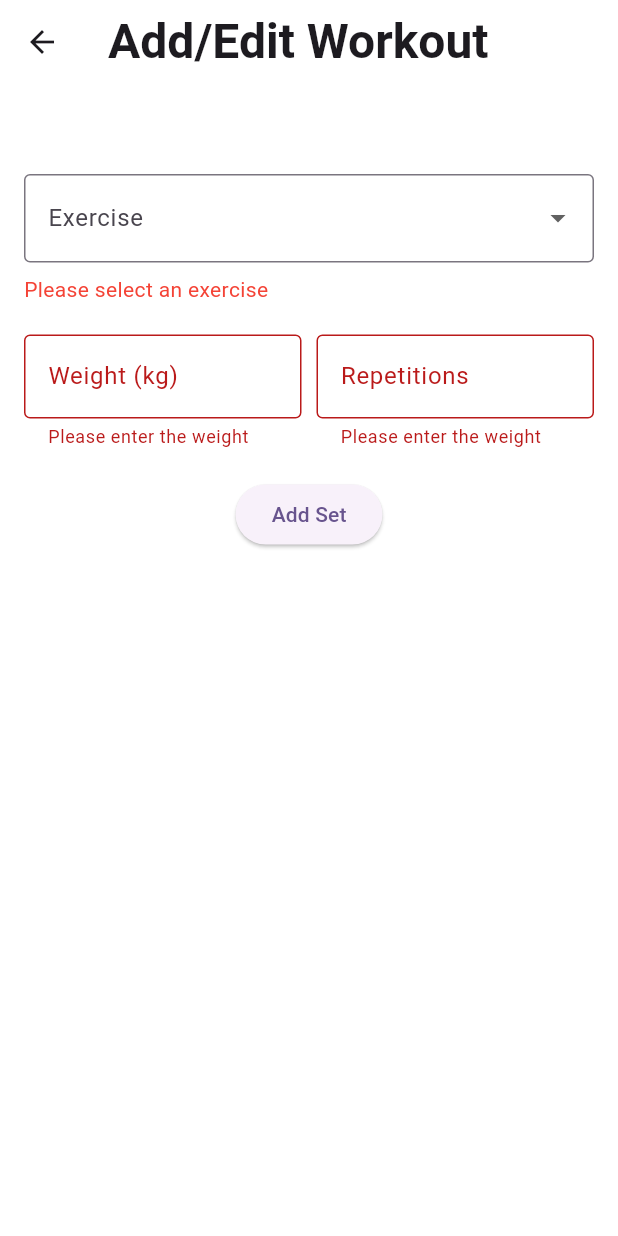
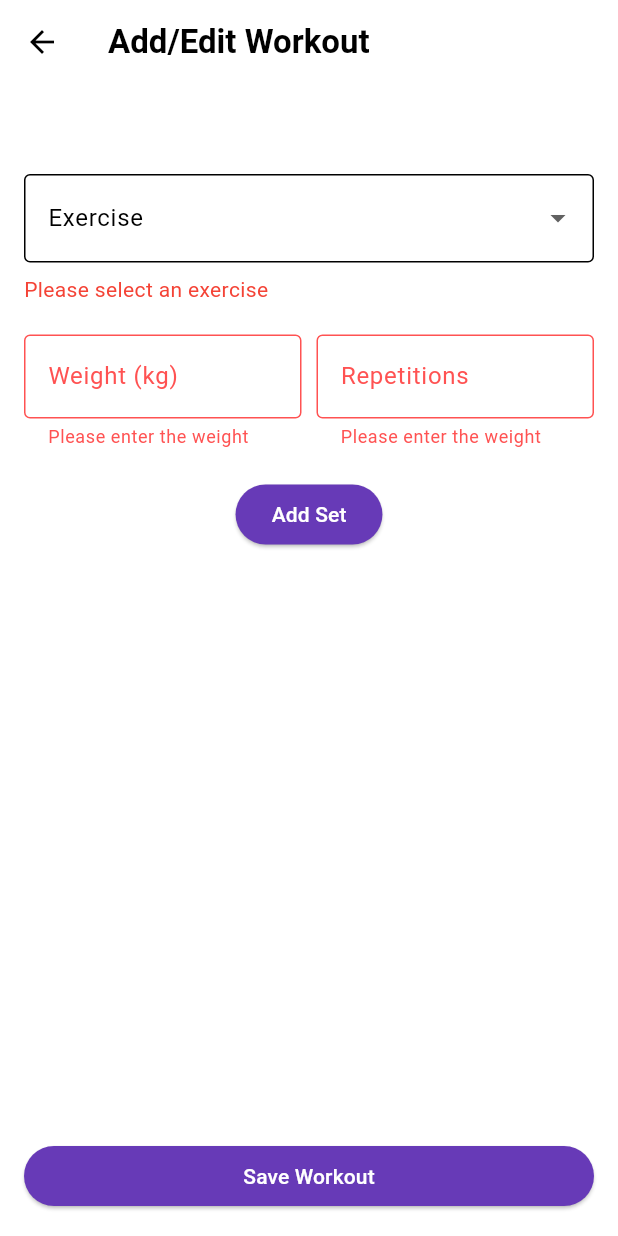
Before and after one commit to ravindran1984/magic-fit, a Flutter app: the WorkoutScreen screen opened directly, after a tap on "Add Set", on a phone screen of 412 x 824 dp. Run offline on Flutter 3.47's test engine with Material 3 defaults, Android fonts, the phone set to English and light mode, and no system bars; our stand-ins replace google_fonts.

Commit message:
seperated widget items, add set details to list on succesful validation, save workout button with validation added

```diff
--- a/lib/constants/constants.dart
+++ b/lib/constants/constants.dart
@@ -7,15 +7,20 @@ const List<String> exercises = [
 ];
 
 class AppStrings {
+  static const String exerciseLabel = 'Exercise';
   static const String weightLabel = 'Weight (kg)';
   static const String repetitionsLabel = 'Repetitions';
   static const String exerciseDropdownHint = 'Select an exercise';
   static const String saveWorkout = 'Save Workout';
   static const String addSet = 'Add Set';
+  static const String updateSet = 'Update Set';
   static const String workoutTitle = 'Add/Edit Workout';
   static const String weightEmpty = 'Please enter the weight';
   static const String weightValid = 'Enter a valid weight';
   static const String repsEmpty = 'Please enter the weight';
   static const String repsValid = 'Enter a valid weight';
   static const String exerciseEmpty = 'Please select an exercise';
+  static const String saveButtonLabel = 'Save Workout';
+  static const String workoutValidMessage = 'Workout saved successfully!';
+  static const String workoutInvalidMessage = 'Please add at least one set';
 }
--- /dev/null
+++ b/lib/models/workout_set.dart
@@ -0,0 +1,12 @@
+// Define a simple Set model class
+class WrokoutSet {
+  final String exercise;
+  final double weight;
+  final int repetitions;
+
+  WrokoutSet({
+    required this.exercise,
+    required this.weight,
+    required this.repetitions,
+  });
+}
--- a/lib/views/workout_list_screen.dart
+++ b/lib/views/workout_list_screen.dart
@@ -28,7 +28,7 @@ class WorkoutListScreen extends StatelessWidget {
             "Add Workout",
             style: TextStyle(color: Colors.white),
           ),
-          backgroundColor: Colors.deepPurple, // Button color
+          //backgroundColor: Colors.deepPurple, // Button color
         ));
   }
 }
--- a/lib/views/workout_screen.dart
+++ b/lib/views/workout_screen.dart
@@ -1,9 +1,13 @@
-import 'package:flutter/foundation.dart';
 import 'package:flutter/material.dart';
 import 'package:magic_fit_workout/constants/constants.dart';
+import 'package:magic_fit_workout/models/workout_set.dart';
 import 'package:magic_fit_workout/utils/form_validators.dart';
 import 'package:magic_fit_workout/widgets/add_set_button.dart';
+import 'package:magic_fit_workout/widgets/delete_button.dart';
+import 'package:magic_fit_workout/widgets/edit_button.dart';
 import 'package:magic_fit_workout/widgets/exercise_dropdown.dart';
+import 'package:magic_fit_workout/widgets/save_workout_button.dart';
+import 'package:magic_fit_workout/widgets/sets_list_tile.dart';
 import 'package:magic_fit_workout/widgets/text_input_widget.dart';
 
 class WorkoutScreen extends StatefulWidget {
@@ -22,6 +26,8 @@ class _WorkoutScreenState extends State<WorkoutScreen> {
 
   final _repetitionController = TextEditingController();
   String? _exerciseError; // Track exercise validation error
+  final List<WrokoutSet> _sets = []; // List to store valid sets
+  int? _editingIndex; // Track index of the set being edited
 
   @override
   Widget build(BuildContext context) {
@@ -49,24 +55,54 @@ class _WorkoutScreenState extends State<WorkoutScreen> {
                   height: 20,
                 ),
                 AddSetButton(
+                  btnTitle: _editingIndex != null
+                      ? AppStrings.updateSet
+                      : AppStrings.addSet,
                   onPressed: () {
                     if (_validateForm()) {
                       final exercise = selectedExercise!;
                       final weight = double.parse(_weightController.text);
                       final reps = int.parse(_repetitionController.text);
 
-                      // Logic to add the set to the workout
-                      print('Set added: $exercise, $weight kg, $reps reps');
+                      final newSet = WrokoutSet(
+                        exercise: exercise,
+                        weight: weight,
+                        repetitions: reps,
+                      );
 
-                      // Clear the input fields
-                      _weightController.clear();
-                      _repetitionController.clear();
                       setState(() {
-                        selectedExercise = null; // Reset exercise selection
+                        if (_editingIndex != null) {
+                          // Update existing set
+                          _sets[_editingIndex!] = newSet;
+                          _editingIndex = null; // Clear editing index
+                          ScaffoldMessenger.of(context).showSnackBar(
+                            SnackBar(
+                                content: Text(
+                                    'Set modified with : $exercise, $weight, $reps')),
+                          );
+                        } else {
+                          // Add new set
+                          _sets.add(newSet);
+                          ScaffoldMessenger.of(context).showSnackBar(
+                            SnackBar(
+                                content: Text(
+                                    'Set added : $exercise, $weight, $reps')),
+                          );
+                        }
+                        selectedExercise = null;
+                        // Clear the input fields
+                        _weightController.clear();
+                        _repetitionController
+                            .clear(); // Reset exercise selection
                       });
                     }
                   },
-                )
+                ),
+                const SizedBox(
+                  height: 20,
+                ),
+                _addedSets(),
+                SaveWorkoutButton(sets: _sets)
               ],
             ),
           ),
@@ -92,7 +128,7 @@ class _WorkoutScreenState extends State<WorkoutScreen> {
           padding: const EdgeInsets.only(top: 8.0),
           child: Text(
             _exerciseError!,
-            style: TextStyle(color: Colors.red),
+            style: const TextStyle(color: Colors.red),
           ),
         ),
       const SizedBox(
@@ -138,4 +174,39 @@ class _WorkoutScreenState extends State<WorkoutScreen> {
     });
     return isFormValid;
   }
+
+  Widget _addedSets() {
+    return Expanded(
+      child: ListView.builder(
+        itemCount: _sets.length,
+        itemBuilder: (context, index) {
+          final set = _sets[index];
+          return SetsListTile(
+            set: set,
+            onEditPressed: () => _editSet(index),
+            onDeletePressed: () => _removeSet(index),
+            setIndex: index,
+          );
+        },
+      ),
+    );
+  }
+
+  // Edit a set
+  void _editSet(int index) {
+    final set = _sets[index];
+    setState(() {
+      selectedExercise = set.exercise;
+      _weightController.text = set.weight.toString();
+      _repetitionController.text = set.repetitions.toString();
+      _editingIndex = index; // Set index for editing
+    });
+  }
+
+  // Remove a set from the list
+  void _removeSet(int index) {
+    setState(() {
+      _sets.removeAt(index); // Remove set from the list
+    });
+  }
 }
--- a/lib/widgets/add_set_button.dart
+++ b/lib/widgets/add_set_button.dart
@@ -1,15 +1,14 @@
 import 'package:flutter/material.dart';
-import 'package:magic_fit_workout/constants/constants.dart';
 
 class AddSetButton extends StatelessWidget {
-  final VoidCallback onPressed; // Function to handle button press
-  const AddSetButton({super.key, required this.onPressed});
+  final VoidCallback onPressed;
+
+  final String? btnTitle; // Function to handle button press
+
+  const AddSetButton({super.key, required this.onPressed, this.btnTitle});
 
   @override
   Widget build(BuildContext context) {
-    return ElevatedButton(
-      onPressed: onPressed,
-      child: const Text(AppStrings.addSet),
-    );
+    return ElevatedButton(onPressed: onPressed, child: Text(btnTitle!));
   }
 }
--- a/lib/widgets/exercise_dropdown.dart
+++ b/lib/widgets/exercise_dropdown.dart
@@ -1,4 +1,5 @@
 import 'package:flutter/material.dart';
+import 'package:magic_fit_workout/constants/constants.dart';
 
 class ExerciseDropDown extends StatelessWidget {
   final String? selectedExercise;
@@ -15,7 +16,7 @@ class ExerciseDropDown extends StatelessWidget {
   Widget build(BuildContext context) {
     return DropdownButtonFormField<String>(
         decoration: const InputDecoration(
-            labelText: 'Exercise', border: OutlineInputBorder()),
+            labelText: AppStrings.exerciseLabel, border: OutlineInputBorder()),
         value: selectedExercise,
         items: exerciseList.map((String exercise) {
           return DropdownMenuItem<String>(
--- /dev/null
+++ b/lib/widgets/save_workout_button.dart
@@ -0,0 +1,32 @@
+import 'package:flutter/material.dart';
+import 'package:magic_fit_workout/constants/constants.dart';
+import 'package:magic_fit_workout/models/workout_set.dart';
+
+class SaveWorkoutButton extends StatelessWidget {
+  final List<WrokoutSet> sets;
+
+  const SaveWorkoutButton({super.key, required this.sets});
+
+  @override
+  Widget build(BuildContext context) {
+    return SizedBox(
+      width: double.infinity, // Full-width button
+      child: ElevatedButton(
+        onPressed: () {
+          // Logic to save the workout
+          if (sets.isNotEmpty) {
+            // Add offline storage
+            ScaffoldMessenger.of(context).showSnackBar(
+              const SnackBar(content: Text(AppStrings.workoutValidMessage)),
+            );
+          } else {
+            ScaffoldMessenger.of(context).showSnackBar(
+              const SnackBar(content: Text(AppStrings.workoutInvalidMessage)),
+            );
+          }
+        },
+        child: const Text(AppStrings.saveWorkout),
+      ),
+    );
+  }
+}
```
Also changed, not shown: lib/constants/colors.dart (added, +27 -0 lines), lib/main.dart (+17 -3 lines), lib/widgets/delete_button.dart (added, +15 -0 lines), lib/widgets/edit_button.dart (added, +16 -0 lines), lib/widgets/sets_list_tile.dart (added, +34 -0 lines).
